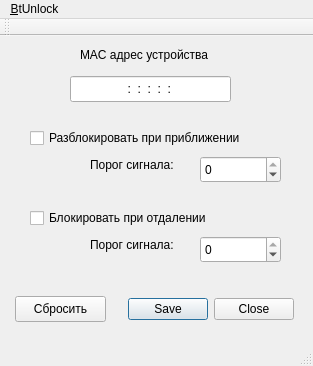
Before: the Qt Designer form mainwindow.ui in odrinari/Linux-screen-lock-with-MiBand-and-other-bluetooth-watches, drawn with Qt 5.
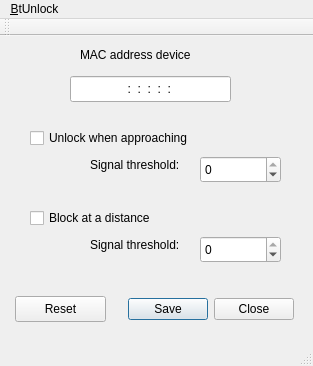
After: the same form once the commit is applied.

```diff
--- a/mainwindow.ui
+++ b/mainwindow.ui
@@ -59,7 +59,7 @@
      </rect>
     </property>
     <property name="text">
-     <string>Разблокировать при приближении</string>
+     <string>Unlock when approaching</string>
     </property>
    </widget>
    <widget class="QDialogButtonBox" name="DialogButtons">
@@ -85,7 +85,7 @@
      </rect>
     </property>
     <property name="text">
-     <string>Блокировать при отдалении</string>
+     <string>Block at a distance</string>
     </property>
    </widget>
    <widget class="QSpinBox" name="LockThreshold">
@@ -114,7 +114,7 @@
      </rect>
     </property>
     <property name="text">
-     <string>MAC адрес устройства</string>
+     <string>MAC address device</string>
     </property>
    </widget>
    <widget class="QLabel" name="label_2">
@@ -127,7 +127,7 @@
      </rect>
     </property>
     <property name="text">
-     <string>Порог сигнала:</string>
+     <string>Signal threshold:</string>
     </property>
    </widget>
    <widget class="QLabel" name="label_3">
@@ -140,7 +140,7 @@
      </rect>
     </property>
     <property name="text">
-     <string>Порог сигнала:</string>
+     <string>Signal threshold:</string>
     </property>
    </widget>
    <widget class="QPushButton" name="FactorySettings">
@@ -153,7 +153,7 @@
      </rect>
     </property>
     <property name="text">
-     <string>Сбросить</string>
+     <string>Reset</string>
     </property>
    </widget>
   </widget>
```
Left out of the diff: 4 changed lines with no effect on the pictures.
